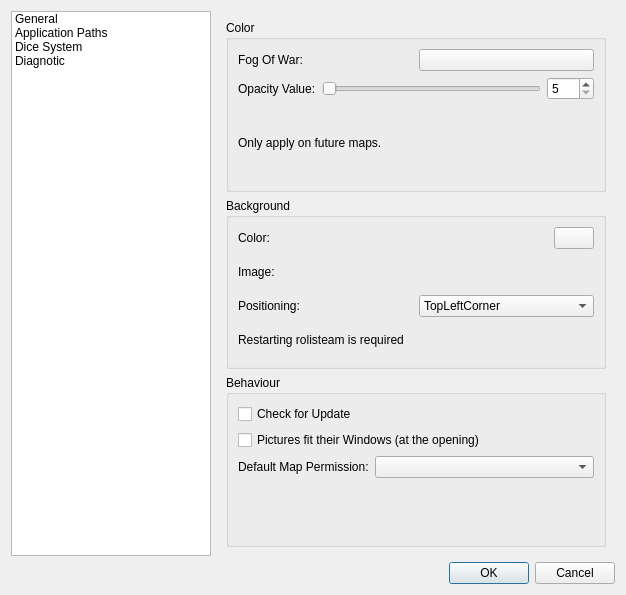
First picture: the form in src/preferences/preferencesdialogbox.ui, repository Rolisteam/rolisteam, before the edit.
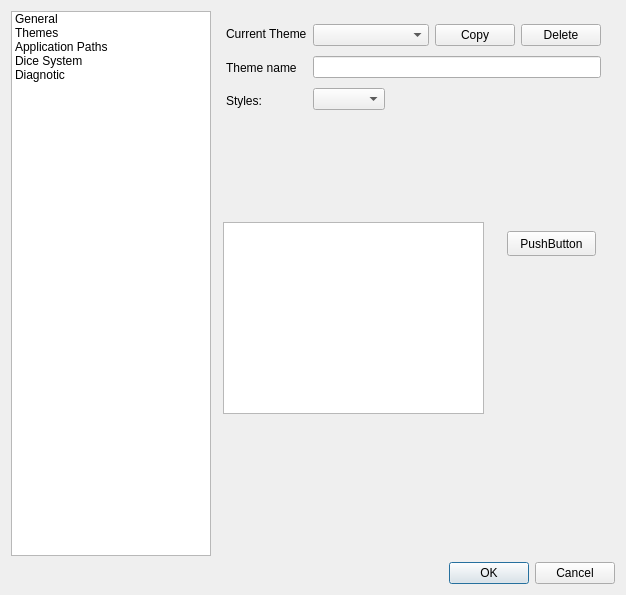
Second picture: the form after the edit. Custom widgets are drawn as their Qt base class.

Commit message: first try for theming rolisteam

The edit to the form file:
```diff
--- a/src/preferences/preferencesdialogbox.ui
+++ b/src/preferences/preferencesdialogbox.ui
@@ -35,6 +35,11 @@
          <string>General</string>
         </property>
        </item>
+       <item>
+        <property name="text">
+         <string>Themes</string>
+        </property>
+       </item>
        <item>
         <property name="text">
          <string>Application Paths</string>
@@ -55,7 +60,7 @@
      <item>
       <widget class="QStackedWidget" name="stackedWidget">
        <property name="currentIndex">
-        <number>0</number>
+        <number>1</number>
        </property>
        <widget class="QWidget" name="General">
         <layout class="QVBoxLayout" name="verticalLayout_6">
@@ -284,6 +289,116 @@
          </item>
         </layout>
        </widget>
+       <widget class="QWidget" name="page">
+        <widget class="ColorButton" name="pushButton_2">
+         <property name="geometry">
+          <rect>
+           <x>290</x>
+           <y>220</y>
+           <width>89</width>
+           <height>25</height>
+          </rect>
+         </property>
+         <property name="text">
+          <string>PushButton</string>
+         </property>
+        </widget>
+        <widget class="QWidget" name="">
+         <property name="geometry">
+          <rect>
+           <x>9</x>
+           <y>9</y>
+           <width>375</width>
+           <height>95</height>
+          </rect>
+         </property>
+         <layout class="QHBoxLayout" name="horizontalLayout_15">
+          <item>
+           <layout class="QVBoxLayout" name="verticalLayout_15">
+            <item>
+             <widget class="QLabel" name="label_21">
+              <property name="text">
+               <string>Current Theme</string>
+              </property>
+             </widget>
+            </item>
+            <item>
+             <widget class="QLabel" name="label_20">
+              <property name="text">
+               <string>Theme name</string>
+              </property>
+             </widget>
+            </item>
+            <item>
+             <widget class="QLabel" name="label_19">
+              <property name="text">
+               <string>Styles:</string>
+              </property>
+             </widget>
+            </item>
+           </layout>
+          </item>
+          <item>
+           <layout class="QVBoxLayout" name="verticalLayout_16">
+            <item>
+             <layout class="QHBoxLayout" name="horizontalLayout_13" stretch="1,0,0">
+              <item>
+               <widget class="QComboBox" name="comboBox_2"/>
+              </item>
+              <item>
+               <widget class="QPushButton" name="pushButton">
+                <property name="text">
+                 <string>Copy</string>
+                </property>
+               </widget>
+              </item>
+              <item>
+               <widget class="QPushButton" name="pushButton_4">
+                <property name="text">
+                 <string>Delete</string>
+                </property>
+               </widget>
+              </item>
+             </layout>
+            </item>
+            <item>
+             <widget class="QLineEdit" name="lineEdit"/>
+            </item>
+            <item>
+             <layout class="QHBoxLayout" name="horizontalLayout_14">
+              <item>
+               <widget class="QComboBox" name="comboBox"/>
+              </item>
+              <item>
+               <spacer name="horizontalSpacer_4">
+                <property name="orientation">
+                 <enum>Qt::Horizontal</enum>
+                </property>
+                <property name="sizeHint" stdset="0">
+                 <size>
+                  <width>40</width>
+                  <height>20</height>
+                 </size>
+                </property>
+               </spacer>
+              </item>
+             </layout>
+            </item>
+           </layout>
+          </item>
+         </layout>
+        </widget>
+        <widget class="QListView" name="listView">
+         <property name="geometry">
+          <rect>
+           <x>6</x>
+           <y>211</y>
+           <width>261</width>
+           <height>192</height>
+          </rect>
+         </property>
+        </widget>
+       </widget>
        <widget class="QWidget" name="paths">
         <layout class="QHBoxLayout" name="horizontalLayout_3">
          <item>
```
Left out of the diff: 3 changed lines with no effect on the pictures. The commit also changes 2 other files.
